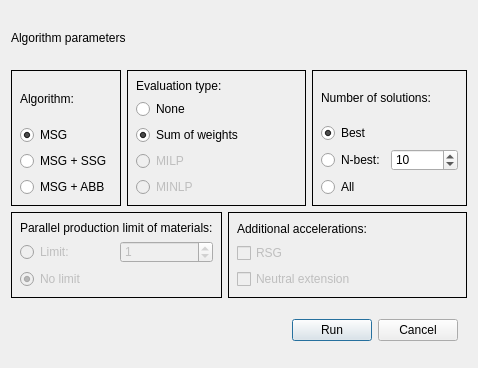
First picture: the form in ui/runalgorithmdialog.ui, repository akosorosz/PGraphInsight, before the edit.
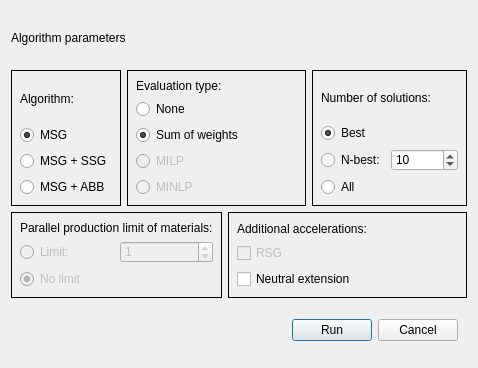
Second picture: the form after the edit.

What changed in the file:
```diff
--- a/ui/runalgorithmdialog.ui
+++ b/ui/runalgorithmdialog.ui
@@ -263,7 +263,7 @@
       <item row="2" column="0">
        <widget class="QCheckBox" name="checkBoxAccelNeutralExtension">
         <property name="enabled">
-         <bool>false</bool>
+         <bool>true</bool>
         </property>
         <property name="text">
          <string>Neutral extension</string>
```
